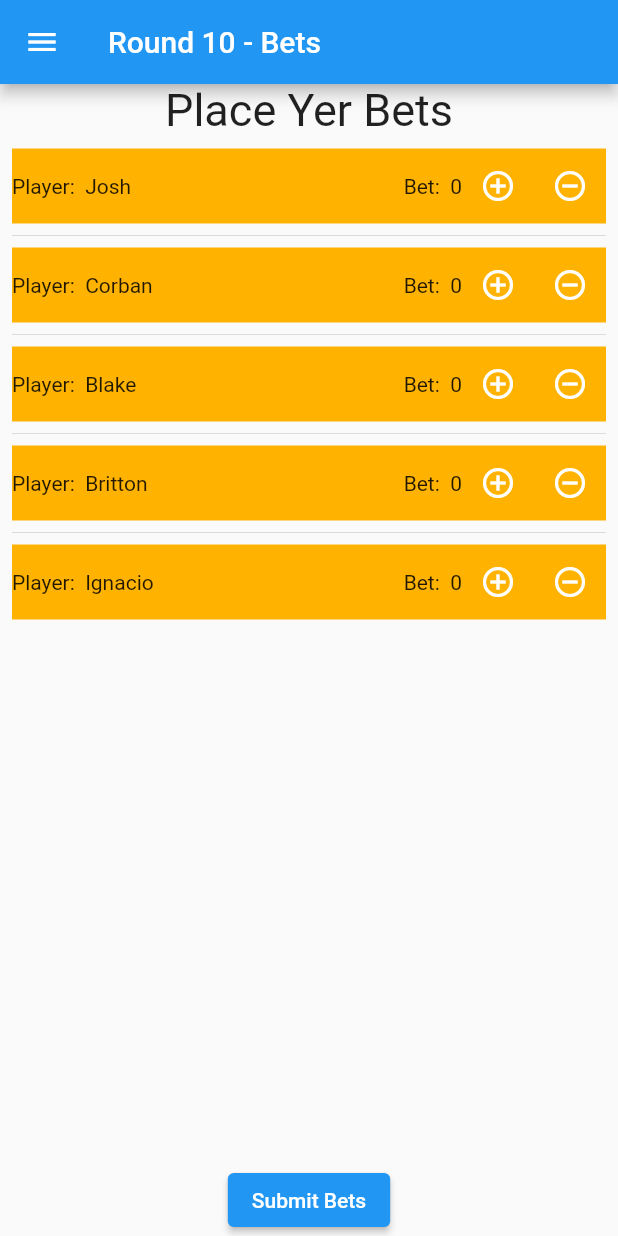
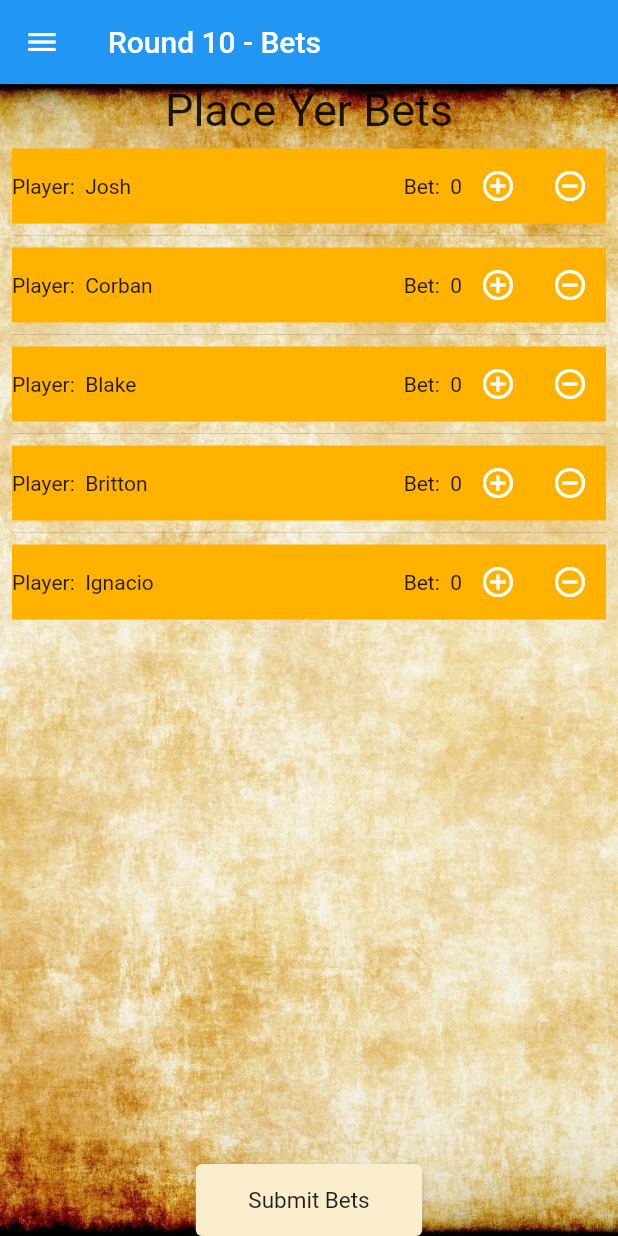
Before and after one commit to samlhunter/Skull-King-Scorekeeper, a Flutter app: the screen it shows after launch, after a tap on "Create New Game", after a tap on "Arrg!", after a tap on "(Continue)", on a phone screen of 412 x 824 dp. Run offline on Flutter 3.47's test engine with Material 2 defaults, Android fonts, the phone set to English and light mode, and no system bars; our stand-ins replace delayed_display.

Commit message:
add style to betting view

```diff
--- a/lib/utils/constants.dart
+++ b/lib/utils/constants.dart
@@ -4,3 +4,5 @@
 const COLOR_LIGHT_BROWN = Color.fromRGBO(250, 237, 205, 1.0);
 const COLOR_YELLOW = Color.fromRGBO(228, 193, 77, 1.0);
 const COLOR_GREY = Color.fromRGBO(221, 221, 221, 1.0);
+
+//TODO add fonts here kind of as shown in https://www.youtube.com/watch?v=Y6xAQVXkhLA
--- a/lib/views/betting.view.dart
+++ b/lib/views/betting.view.dart
@@ -1,5 +1,6 @@
 import 'package:flutter/material.dart';
 import 'package:skull_king_scorekeeper/components/FeaturesDrawer.component.dart';
+import 'package:skull_king_scorekeeper/utils/buttons.dart';
 import 'package:skull_king_scorekeeper/views/enterResults.view.dart';
 
 class BettingView extends StatefulWidget {
@@ -25,9 +26,21 @@
   Widget build(BuildContext context) {
     return MaterialApp(
       home: Scaffold(
-          appBar: AppBar(title: Text('Round $roundNumber - Bets')),
+          appBar: AppBar(
+              title: Text('Round $roundNumber - Bets'),
+          ),
           drawer: generateGameDrawer(context),
-          body: Column(
+          body: Container(
+            decoration: const BoxDecoration(
+              image: DecorationImage(
+                image: AssetImage('assets/background.png'),
+                fit: BoxFit.cover,
+              ),
+            ),
+            child: Scaffold(
+              backgroundColor: Colors.transparent,
+                body: Center(
+                  child: Column(
                     children: [
                       const Text(
                         'Place Yer Bets',
@@ -86,6 +99,7 @@
                             const Divider(),
                           )),
                       ElevatedButton(
+                        style: mainButton,
                           onPressed: () {
                             //update player bet info in presenter
                             Navigator.pop(context);
@@ -94,9 +108,11 @@
                                   return EnterResultsView();
                                 }));
                           },
-                  child: const Text('Submit Bets'))
+                          child: const Text('Submit Bets')),
                     ],
                 )),
-    );
+            )
+          )
+      ));
   }
 }
```
Lines whose indentation alone changed are shown as unchanged.
